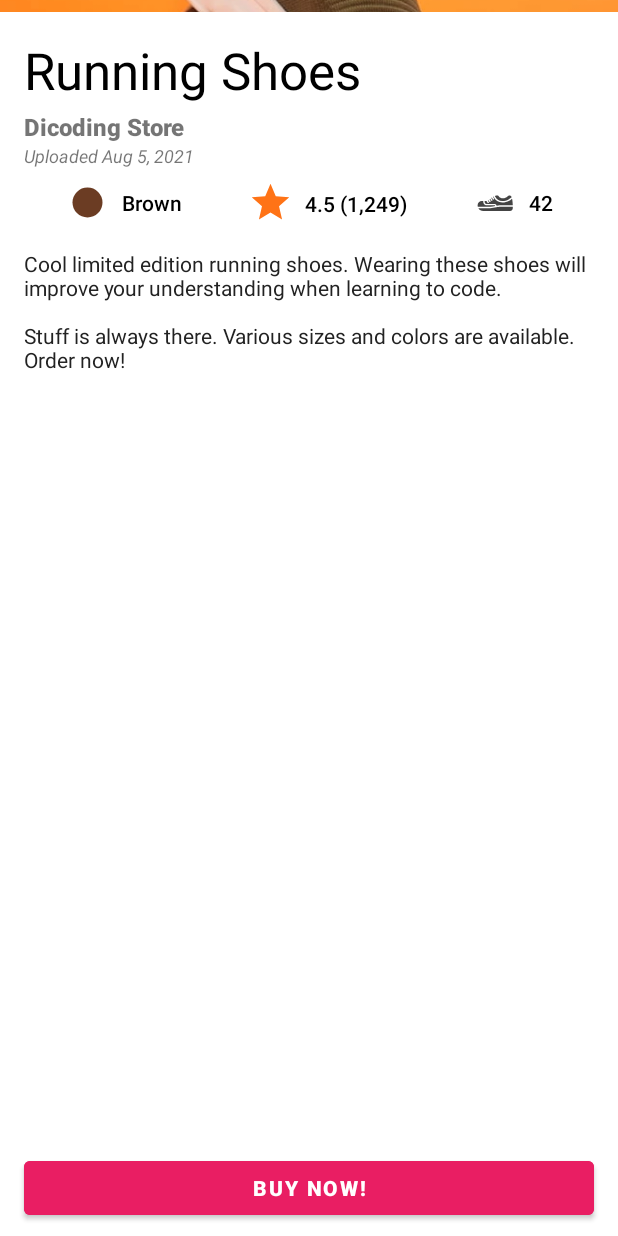
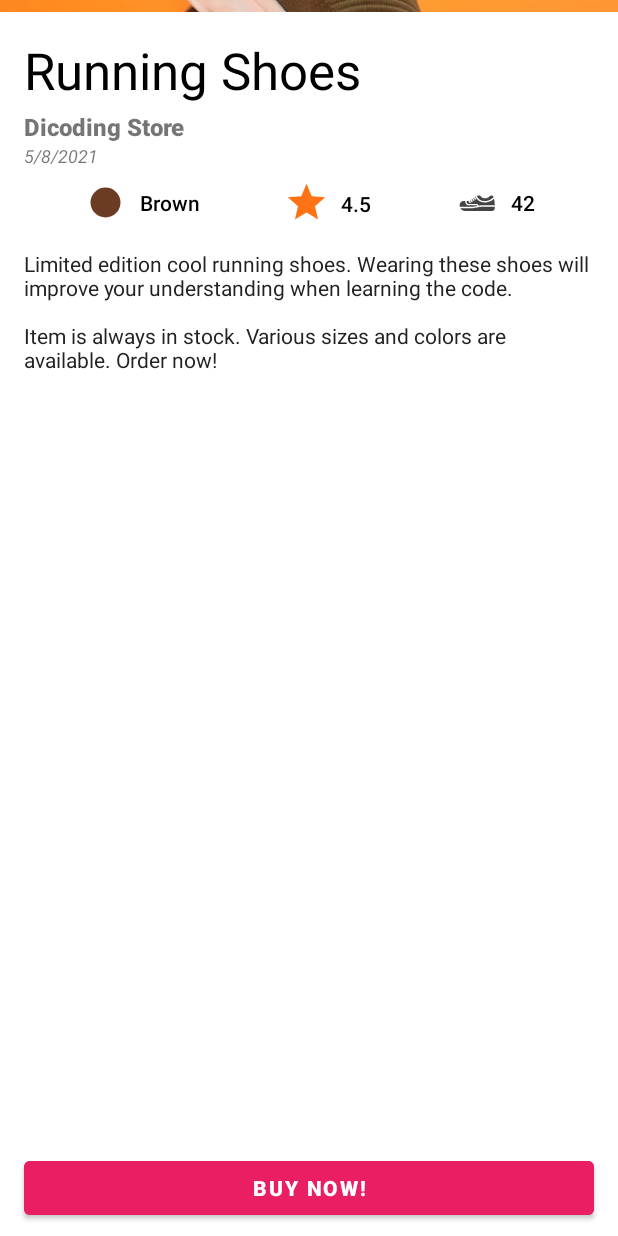
Before and after one commit to LouisBay/Dicoding-BPAAI, an Android app: the layout activity_main.xml on its own in the app's theme, with its tools: preview values and no code run, on a phone screen of 412 x 824 dp. Run offline under Robolectric (Android 15) with nearby library versions, the phone set to English and light mode, and no system bars.

Commit message:
Add Formating Feature based on Locale
Exercise to implement formating data like currency, date, and numbering format based on Locale

```diff
--- a/Localization & Accessibility/LatihanLocalizationPadaTeksStarter/app/src/main/res/values/strings.xml
+++ b/Localization & Accessibility/LatihanLocalizationPadaTeksStarter/app/src/main/res/values/strings.xml
@@ -1,12 +1,17 @@
 <resources>
     <string name="app_name">Product Detail</string>
-    <string name="description">Cool limited edition running shoes. Wearing these shoes will improve your understanding when learning to code.\n\nStuff is always there. Various sizes and colors are available. Order now!</string>
     <string name="buy">Buy Now!</string>
+
+    <string name="name">Running Shoes</string>
+    <string name="store">Dicoding Store</string>
     <string name="size">42</string>
-    <string name="rating">4.5 (1,249)</string>
     <string name="color">Brown</string>
-    <string name="date">Uploaded Aug 5, 2021</string>
-    <string name="store">Dicoding Store</string>
-    <string name="name">Running Shoes</string>
-    <string name="price">$ 13.95</string>
+    <string name="description">Limited edition cool running shoes. Wearing these shoes will improve your understanding when learning the code.\n\nItem is always in stock. Various sizes and colors are available. Order now!</string>
+
+    <string name="price">200000.00</string>
+    <string name="rating">4.5</string>
+    <string name="date">5/8/2021</string>
+    <string name="countRating">1249</string>
+    <string name="dateFormat">Uploaded on %1$s</string>
+    <string name="ratingFormat">%1$s (%2$s)</string>
 </resources>
```
Also changed, not shown: Localization & Accessibility/LatihanLocalizationPadaTeksStarter/app/src/main/java/com/dicoding/picodiploma/productdetail/Helper.kt (added, +38 -0 lines), Localization & Accessibility/LatihanLocalizationPadaTeksStarter/app/src/main/java/com/dicoding/picodiploma/productdetail/MainActivity.kt (+22 -0 lines), Localization & Accessibility/LatihanLocalizationPadaTeksStarter/app/src/main/java/com/dicoding/picodiploma/productdetail/ProductModel.kt (added, +14 -0 lines), Localization & Accessibility/LatihanLocalizationPadaTeksStarter/app/src/main/java/com/dicoding/picodiploma/productdetail/RemoteDataSource.kt (added, +20 -0 lines), 3 other files.
